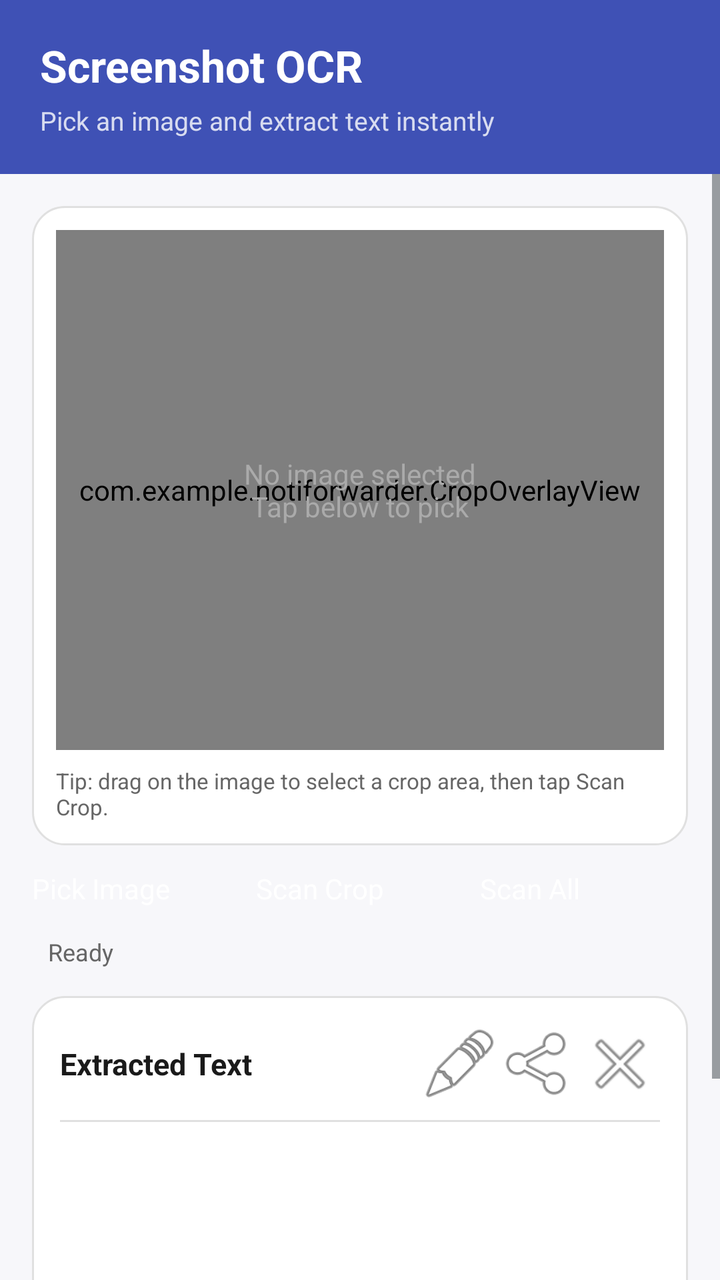
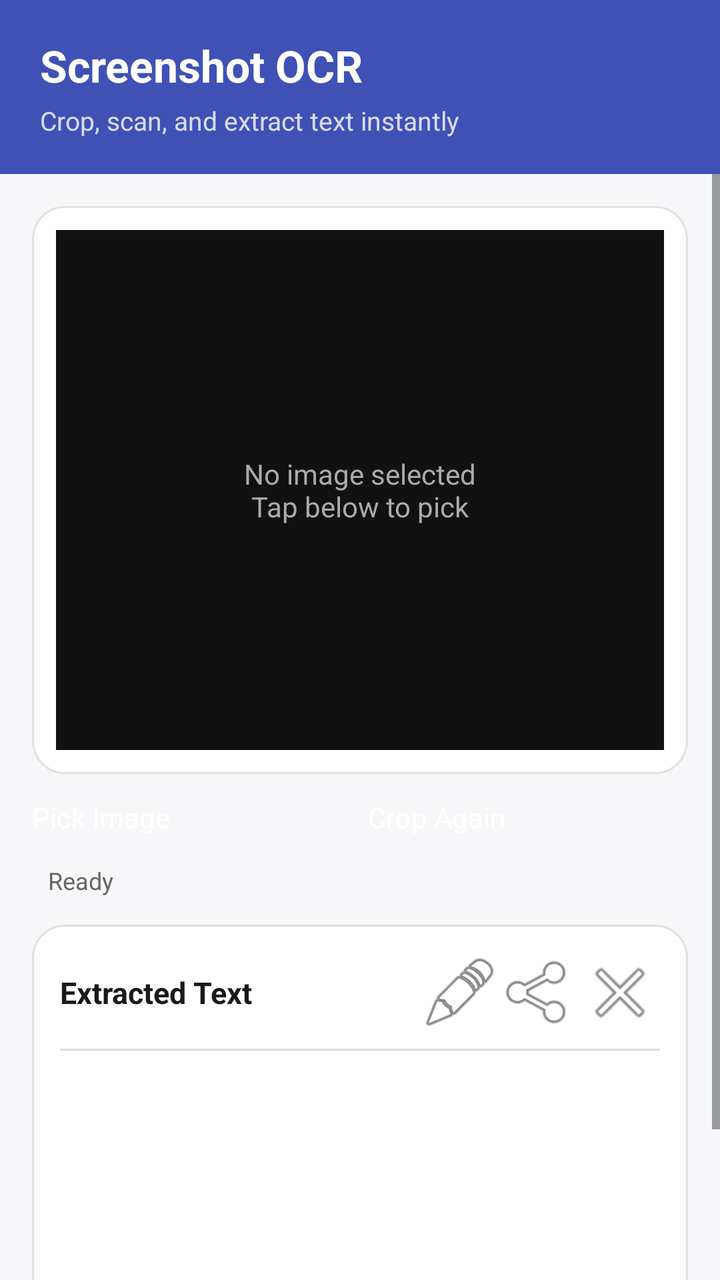

An Android layout rendered at two revisions. The XML below is the earlier revision; the diff shows what the commit changed to produce the second picture.
<!-- AndroidManifest.xml: application theme AppTheme -->
<!-- res/layout/activity_main.xml -->
<?xml version="1.0" encoding="utf-8"?>
<FrameLayout xmlns:android="http://schemas.android.com/apk/res/android"
    android:layout_width="match_parent"
    android:layout_height="match_parent"
    android:background="@color/bg">

    <LinearLayout
        android:layout_width="match_parent"
        android:layout_height="match_parent"
        android:orientation="vertical">

        
        <LinearLayout
            android:layout_width="match_parent"
            android:layout_height="wrap_content"
            android:orientation="vertical"
            android:background="@color/primary"
            android:paddingStart="20dp"
            android:paddingEnd="20dp"
            android:paddingTop="18dp"
            android:paddingBottom="18dp">

            <TextView
                android:layout_width="wrap_content"
                android:layout_height="wrap_content"
                android:text="Screenshot OCR"
                android:textColor="#FFFFFF"
                android:textSize="22sp"
                android:textStyle="bold" />

            <TextView
                android:layout_width="wrap_content"
                android:layout_height="wrap_content"
                android:text="Pick an image and extract text instantly"
                android:textColor="#CCFFFFFF"
                android:textSize="13sp"
                android:layout_marginTop="4dp" />
        </LinearLayout>

        <ScrollView
            android:layout_width="match_parent"
            android:layout_height="match_parent"
            android:fillViewport="true">

            <LinearLayout
                android:layout_width="match_parent"
                android:layout_height="wrap_content"
                android:orientation="vertical"
                android:padding="16dp">

                
                <LinearLayout
                    android:layout_width="match_parent"
                    android:layout_height="wrap_content"
                    android:orientation="vertical"
                    android:background="@drawable/card_bg"
                    android:padding="12dp">

                    <FrameLayout
                        android:id="@+id/imageContainer"
                        android:layout_width="match_parent"
                        android:layout_height="260dp"
                        android:background="#111111">

                        <ImageView
                            android:id="@+id/preview"
                            android:layout_width="match_parent"
                            android:layout_height="match_parent"
                            android:scaleType="fitCenter"
                            android:contentDescription="Selected image" />

                        <com.example.notiforwarder.CropOverlayView
                            android:id="@+id/cropOverlay"
                            android:layout_width="match_parent"
                            android:layout_height="match_parent" />

                        <TextView
                            android:id="@+id/emptyHint"
                            android:layout_width="wrap_content"
                            android:layout_height="wrap_content"
                            android:layout_gravity="center"
                            android:text="No image selected\nTap below to pick"
                            android:textColor="#AAAAAA"
                            android:textSize="14sp"
                            android:gravity="center" />
                    </FrameLayout>

                    <TextView
                        android:layout_width="match_parent"
                        android:layout_height="wrap_content"
                        android:text="Tip: drag on the image to select a crop area, then tap Scan Crop."
                        android:textColor="@color/textSecondary"
                        android:textSize="11sp"
                        android:layout_marginTop="8dp" />
                </LinearLayout>

                
                <LinearLayout
                    android:layout_width="match_parent"
                    android:layout_height="wrap_content"
                    android:orientation="horizontal"
                    android:layout_marginTop="12dp">

                    <Button
                        android:id="@+id/pickBtn"
                        android:layout_width="0dp"
                        android:layout_height="wrap_content"
                        android:layout_weight="1"
                        android:backgroundTint="@color/primary"
                        android:textColor="#FFFFFF"
                        android:text="Pick Image" />

                    <Button
                        android:id="@+id/scanCropBtn"
                        android:layout_width="0dp"
                        android:layout_height="wrap_content"
                        android:layout_weight="1"
                        android:layout_marginStart="8dp"
                        android:backgroundTint="@color/accent"
                        android:textColor="#FFFFFF"
                        android:text="Scan Crop"
                        android:enabled="false" />

                    <Button
                        android:id="@+id/scanAllBtn"
                        android:layout_width="0dp"
                        android:layout_height="wrap_content"
                        android:layout_weight="1"
                        android:layout_marginStart="8dp"
                        android:backgroundTint="@color/primaryDark"
                        android:textColor="#FFFFFF"
                        android:text="Scan All"
                        android:enabled="false" />
                </LinearLayout>

                
                <LinearLayout
                    android:layout_width="match_parent"
                    android:layout_height="wrap_content"
                    android:orientation="horizontal"
                    android:gravity="center_vertical"
                    android:layout_marginTop="14dp">

                    <ProgressBar
                        android:id="@+id/progress"
                        android:layout_width="20dp"
                        android:layout_height="20dp"
                        android:visibility="gone" />

                    <TextView
                        android:id="@+id/status"
                        android:layout_width="0dp"
                        android:layout_height="wrap_content"
                        android:layout_weight="1"
                        android:layout_marginStart="8dp"
                        android:text="Ready"
                        android:textColor="@color/textSecondary"
                        android:textSize="12sp" />
                </LinearLayout>

                
                <LinearLayout
                    android:layout_width="match_parent"
                    android:layout_height="wrap_content"
                    android:orientation="vertical"
                    android:background="@drawable/card_bg"
                    android:padding="14dp"
                    android:layout_marginTop="14dp">

                    <LinearLayout
                        android:layout_width="match_parent"
                        android:layout_height="wrap_content"
                        android:orientation="horizontal"
                        android:gravity="center_vertical">

                        <TextView
                            android:layout_width="0dp"
                            android:layout_height="wrap_content"
                            android:layout_weight="1"
                            android:text="Extracted Text"
                            android:textColor="@color/textPrimary"
                            android:textSize="15sp"
                            android:textStyle="bold" />

                        <ImageButton
                            android:id="@+id/copyBtn"
                            android:layout_width="40dp"
                            android:layout_height="40dp"
                            android:background="?android:attr/selectableItemBackgroundBorderless"
                            android:src="@android:drawable/ic_menu_edit"
                            android:contentDescription="Copy" />

                        <ImageButton
                            android:id="@+id/shareBtn"
                            android:layout_width="40dp"
                            android:layout_height="40dp"
                            android:background="?android:attr/selectableItemBackgroundBorderless"
                            android:src="@android:drawable/ic_menu_share"
                            android:contentDescription="Share" />

                        <ImageButton
                            android:id="@+id/clearBtn"
                            android:layout_width="40dp"
                            android:layout_height="40dp"
                            android:background="?android:attr/selectableItemBackgroundBorderless"
                            android:src="@android:drawable/ic_menu_close_clear_cancel"
                            android:contentDescription="Clear" />
                    </LinearLayout>

                    <View
                        android:layout_width="match_parent"
                        android:layout_height="1dp"
                        android:background="@color/divider"
                        android:layout_marginTop="8dp"
                        android:layout_marginBottom="8dp" />

                    <TextView
                        android:id="@+id/resultText"
                        android:layout_width="match_parent"
                        android:layout_height="wrap_content"
                        android:minHeight="140dp"
                        android:textSize="15sp"
                        android:textColor="@color/textPrimary"
                        android:textIsSelectable="true"
                        android:lineSpacingExtra="3dp"
                        android:text="" />
                </LinearLayout>

                <View
                    android:layout_width="match_parent"
                    android:layout_height="24dp" />

            </LinearLayout>
        </ScrollView>
    </LinearLayout>

</FrameLayout>
<!-- resources referenced by this layout -->
<resources>
  <color name="accent">#009688</color>
  <color name="bg">#F7F7FA</color>
  <color name="divider">#E0E0E0</color>
  <color name="primary">#3F51B5</color>
  <color name="primaryDark">#303F9F</color>
  <color name="textPrimary">#1A1A1A</color>
  <color name="textSecondary">#666666</color>
  <!-- drawable card_bg (drawable) -->
  <?xml version="1.0" encoding="utf-8"?>
  <shape xmlns:android="http://schemas.android.com/apk/res/android"
      android:shape="rectangle">
      <solid android:color="@color/cardBg" />
      <corners android:radius="16dp" />
      <stroke android:width="1dp" android:color="@color/divider" />
  </shape>
  <style name="AppTheme" parent="@android:style/Theme.DeviceDefault.Light">
          <item name="android:colorPrimary">@color/primary</item>
          <item name="android:colorPrimaryDark">@color/primaryDark</item>
          <item name="android:colorAccent">@color/accent</item>
          <item name="android:windowBackground">@color/bg</item>
          <item name="android:statusBarColor">@color/primaryDark</item>
      </style>
  <color name="cardBg">#FFFFFF</color>
</resources>

<!-- the commit's change to res/layout/activity_main.xml (unified diff, before → after) -->
@@ -9,7 +9,6 @@
         android:layout_height="match_parent"
         android:orientation="vertical">
 
-        
         <LinearLayout
             android:layout_width="match_parent"
             android:layout_height="wrap_content"
@@ -31,7 +30,7 @@
             <TextView
                 android:layout_width="wrap_content"
                 android:layout_height="wrap_content"
-                android:text="Pick an image and extract text instantly"
+                android:text="Crop, scan, and extract text instantly"
                 android:textColor="#CCFFFFFF"
                 android:textSize="13sp"
                 android:layout_marginTop="4dp" />
@@ -48,7 +47,6 @@
                 android:orientation="vertical"
                 android:padding="16dp">
 
-                
                 <LinearLayout
                     android:layout_width="match_parent"
                     android:layout_height="wrap_content"
@@ -57,7 +55,6 @@
                     android:padding="12dp">
 
                     <FrameLayout
-                        android:id="@+id/imageContainer"
                         android:layout_width="match_parent"
                         android:layout_height="260dp"
                         android:background="#111111">
@@ -67,12 +64,7 @@
                             android:layout_width="match_parent"
                             android:layout_height="match_parent"
                             android:scaleType="fitCenter"
-                            android:contentDescription="Selected image" />
-
-                        <com.example.notiforwarder.CropOverlayView
-                            android:id="@+id/cropOverlay"
-                            android:layout_width="match_parent"
-                            android:layout_height="match_parent" />
+                            android:contentDescription="Preview" />
 
                         <TextView
                             android:id="@+id/emptyHint"
@@ -84,17 +76,8 @@
                             android:textSize="14sp"
                             android:gravity="center" />
                     </FrameLayout>
-
-                    <TextView
-                        android:layout_width="match_parent"
-                        android:layout_height="wrap_content"
-                        android:text="Tip: drag on the image to select a crop area, then tap Scan Crop."
-                        android:textColor="@color/textSecondary"
-                        android:textSize="11sp"
-                        android:layout_marginTop="8dp" />
-                </LinearLayout>
-
-                
+                </LinearLayout>
+
                 <LinearLayout
                     android:layout_width="match_parent"
                     android:layout_height="wrap_content"
@@ -111,29 +94,17 @@
                         android:text="Pick Image" />
 
                     <Button
-                        android:id="@+id/scanCropBtn"
+                        android:id="@+id/scanAllBtn"
                         android:layout_width="0dp"
                         android:layout_height="wrap_content"
                         android:layout_weight="1"
                         android:layout_marginStart="8dp"
                         android:backgroundTint="@color/accent"
                         android:textColor="#FFFFFF"
-                        android:text="Scan Crop"
+                        android:text="Crop Again"
                         android:enabled="false" />
-
-                    <Button
-                        android:id="@+id/scanAllBtn"
-                        android:layout_width="0dp"
-                        android:layout_height="wrap_content"
-                        android:layout_weight="1"
-                        android:layout_marginStart="8dp"
-                        android:backgroundTint="@color/primaryDark"
-                        android:textColor="#FFFFFF"
-                        android:text="Scan All"
-                        android:enabled="false" />
-                </LinearLayout>
-
-                
+                </LinearLayout>
+
                 <LinearLayout
                     android:layout_width="match_parent"
                     android:layout_height="wrap_content"
@@ -158,7 +129,6 @@
                         android:textSize="12sp" />
                 </LinearLayout>
 
-                
                 <LinearLayout
                     android:layout_width="match_parent"
                     android:layout_height="wrap_content"
@@ -222,14 +192,12 @@
                         android:textSize="15sp"
                         android:textColor="@color/textPrimary"
                         android:textIsSelectable="true"
-                        android:lineSpacingExtra="3dp"
-                        android:text="" />
+                        android:lineSpacingExtra="3dp" />
                 </LinearLayout>
 
                 <View
                     android:layout_width="match_parent"
                     android:layout_height="24dp" />
-
             </LinearLayout>
         </ScrollView>
     </LinearLayout>
<!-- resource entries referenced after the edit -->
@@ -4,7 +4,6 @@
   <color name="bg">#F7F7FA</color>
   <color name="divider">#E0E0E0</color>
   <color name="primary">#3F51B5</color>
-  <color name="primaryDark">#303F9F</color>
   <color name="textPrimary">#1A1A1A</color>
   <color name="textSecondary">#666666</color>
   <!-- drawable card_bg (drawable) -->
@@ -23,5 +22,6 @@
           <item name="android:statusBarColor">@color/primaryDark</item>
       </style>
   <color name="cardBg">#FFFFFF</color>
+  <color name="primaryDark">#303F9F</color>
 </resources>
 
